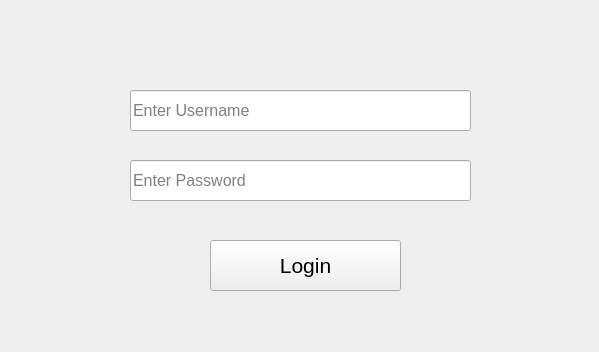
The window that login.ui (Ajay-2007/Library-Mangement-System) describes before a commit, drawn with Qt 5.
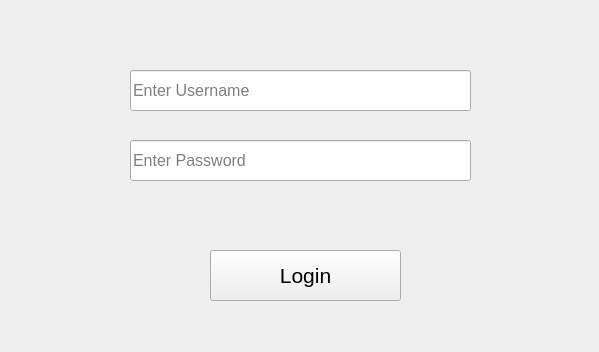
The same window after the commit.

Commit message: Adding Functionality for Initial Login Form.

The edit to the form file:
```diff
--- a/login.ui
+++ b/login.ui
@@ -23,7 +23,7 @@
    <property name="geometry">
     <rect>
      <x>210</x>
-     <y>240</y>
+     <y>250</y>
      <width>191</width>
      <height>51</height>
     </rect>
@@ -42,7 +42,7 @@
    <property name="geometry">
     <rect>
      <x>130</x>
-     <y>90</y>
+     <y>70</y>
      <width>341</width>
      <height>41</height>
     </rect>
@@ -55,11 +55,14 @@
    <property name="geometry">
     <rect>
      <x>130</x>
-     <y>160</y>
+     <y>140</y>
      <width>341</width>
      <height>41</height>
     </rect>
    </property>
+   <property name="echoMode">
+    <enum>QLineEdit::Password</enum>
+   </property>
    <property name="placeholderText">
     <string>Enter Password</string>
    </property>
```
Left out of the diff: 15 changed lines with no effect on the pictures. The commit also changes 1 other file.
